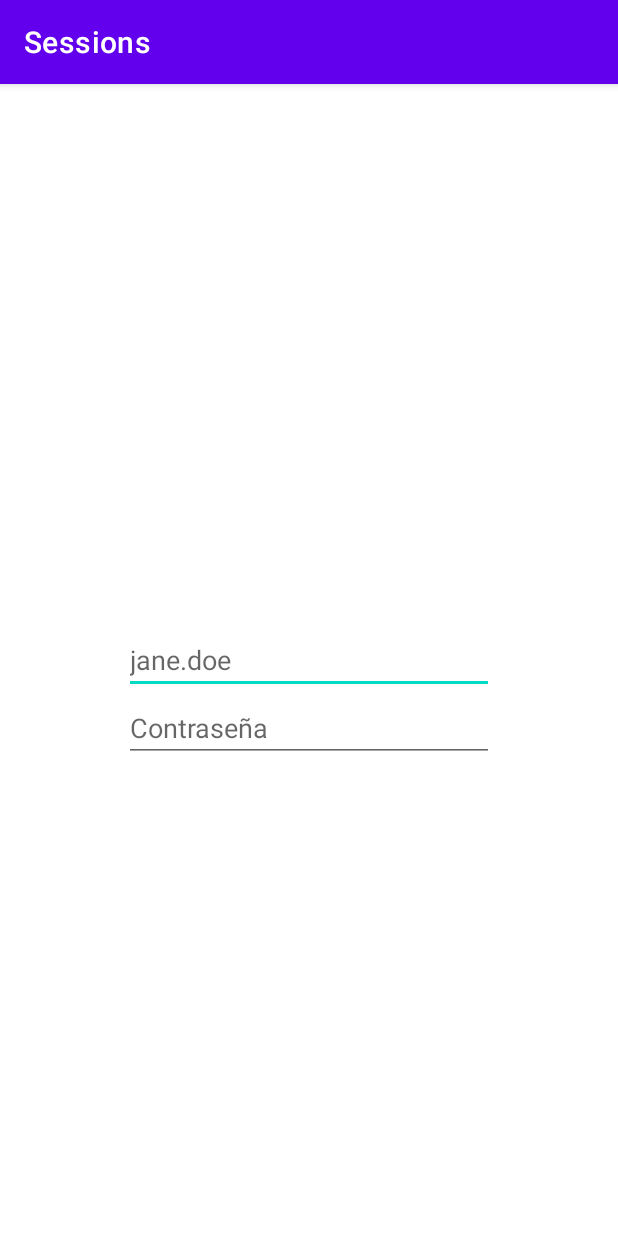
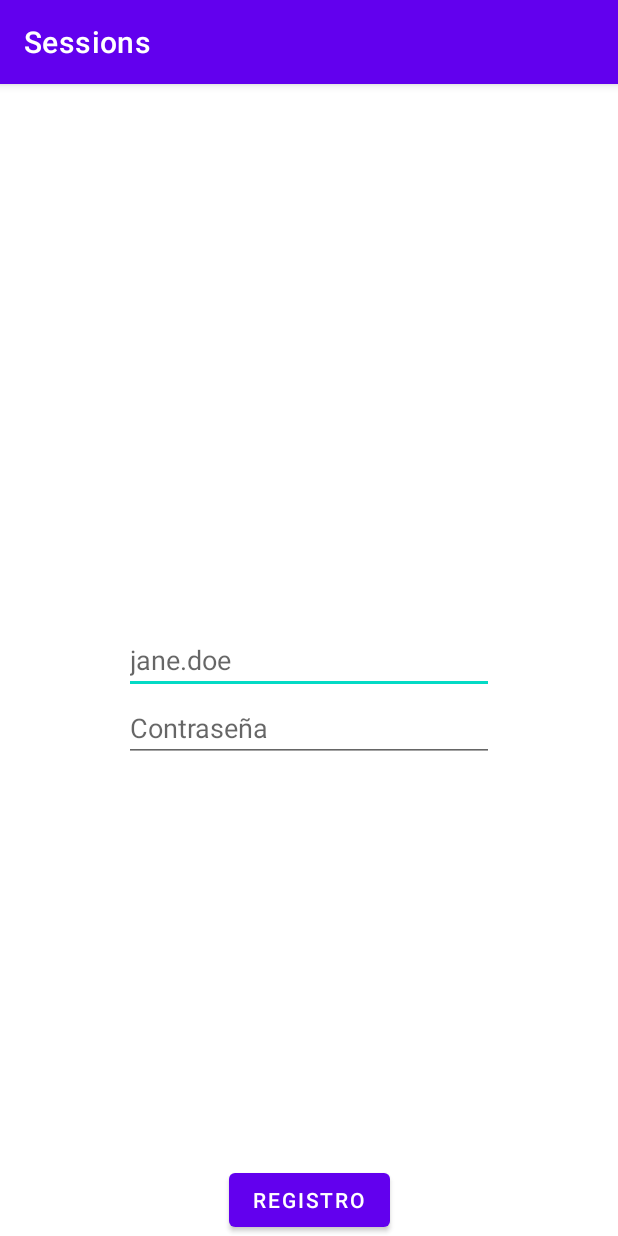
Before and after one commit to Marcos-Rama/PMDM, an Android app: the screen it shows after launch (RegisterActivity), on a phone screen of 412 x 824 dp. Run offline under Robolectric (Android 15) with nearby library versions, the phone set to English and light mode, and no system bars.

Commit message:
Tarea 42

```diff
--- a/android-sessions/android-frontend-sessions/app/src/main/java/com/afundacion/fp/sessions/RegisterActivity.java
+++ b/android-sessions/android-frontend-sessions/app/src/main/java/com/afundacion/fp/sessions/RegisterActivity.java
@@ -1,13 +1,33 @@
 package com.afundacion.fp.sessions;
 
 import androidx.appcompat.app.AppCompatActivity;
+
+import android.content.Context;
 import android.os.Bundle;
+import android.view.View;
+import android.widget.Button;
+import android.widget.EditText;
+import android.widget.Toast;
 
 public class RegisterActivity extends AppCompatActivity {
+    private EditText editTextUser;
+    private EditText editTextPassword;
+    private Button buttonRegister;
+    private Context context = this;
 
     @Override
     protected void onCreate(Bundle savedInstanceState) {
         super.onCreate(savedInstanceState);
         setContentView(R.layout.activity_register);
+        editTextUser = findViewById(R.id.nameBox);
+        editTextPassword = findViewById(R.id.passBox);
+        buttonRegister =findViewById(R.id.registerButton);
+        buttonRegister.setOnClickListener(new View.OnClickListener() {
+            @Override
+            public void onClick(View view) {
+                Toast.makeText(context,"Nombre "+editTextUser.getText().toString(),Toast.LENGTH_LONG).show();
+            }
+        });
+
     }
 }
--- a/android-sessions/android-frontend-sessions/app/src/main/res/layout/activity_register.xml
+++ b/android-sessions/android-frontend-sessions/app/src/main/res/layout/activity_register.xml
@@ -25,7 +25,16 @@
         app:layout_constraintEnd_toEndOf="parent"
         android:inputType="textPassword"
         android:hint="Contraseña"
-        android:id="@+id/passBox"/>/>
+        android:id="@+id/passBox"/>
+
+    <Button
+        android:id="@+id/registerButton"
+        android:layout_width="wrap_content"
+        android:layout_height="wrap_content"
+        android:text="Registro"
+        app:layout_constraintBottom_toBottomOf="parent"
+        app:layout_constraintStart_toStartOf="parent"
+        app:layout_constraintEnd_toEndOf="parent"/>
 
 
 </androidx.constraintlayout.widget.ConstraintLayout>
```
